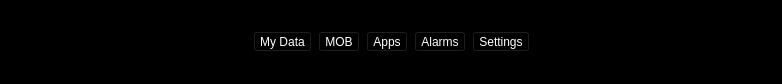
Before: the Qt Designer form ui/bottombar/BottomBar.ui in OpenFairWind/fairwindplusplus, drawn with Qt 5.
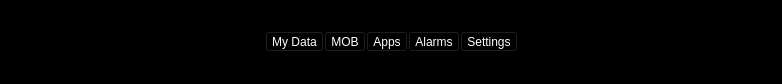
After: the same form once the commit is applied. Icons and pictures are not drawn.

The edit to the form file:
```diff
--- a/ui/bottombar/BottomBar.ui
+++ b/ui/bottombar/BottomBar.ui
@@ -18,6 +18,21 @@
 color: rgb(255, 255, 255);</string>
   </property>
   <layout class="QGridLayout" name="gridLayout">
+   <property name="leftMargin">
+    <number>0</number>
+   </property>
+   <property name="topMargin">
+    <number>0</number>
+   </property>
+   <property name="rightMargin">
+    <number>0</number>
+   </property>
+   <property name="bottomMargin">
+    <number>0</number>
+   </property>
+   <property name="spacing">
+    <number>0</number>
+   </property>
    <item row="0" column="0">
     <layout class="QHBoxLayout" name="horizontalLayout">
      <item>
```
